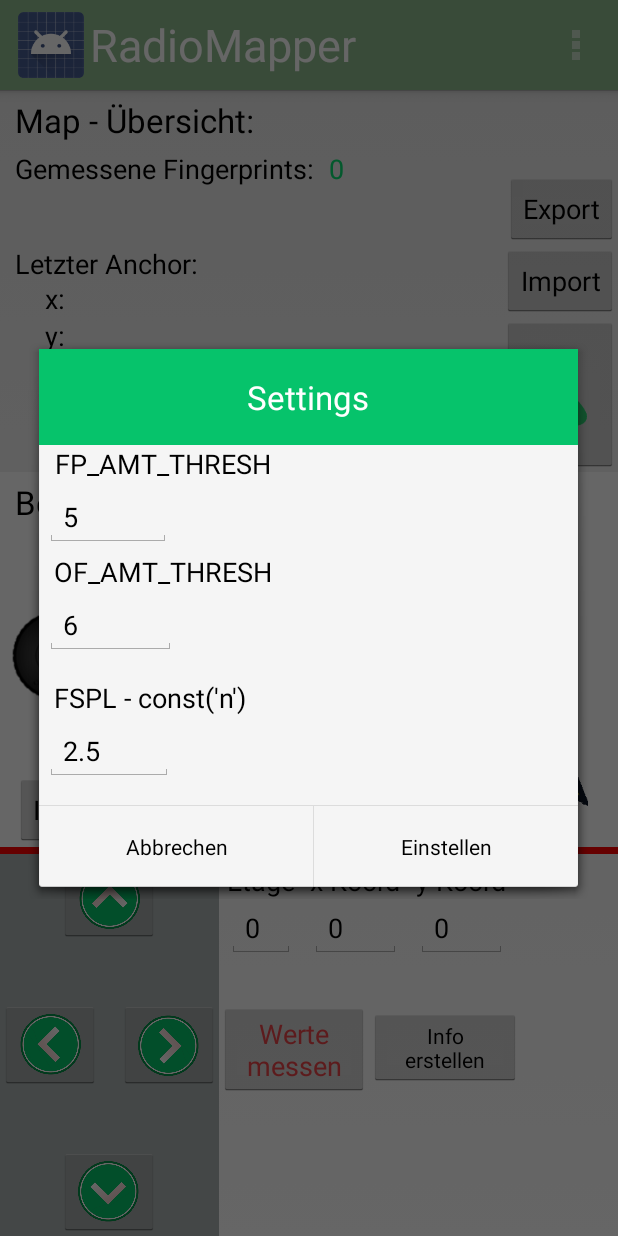
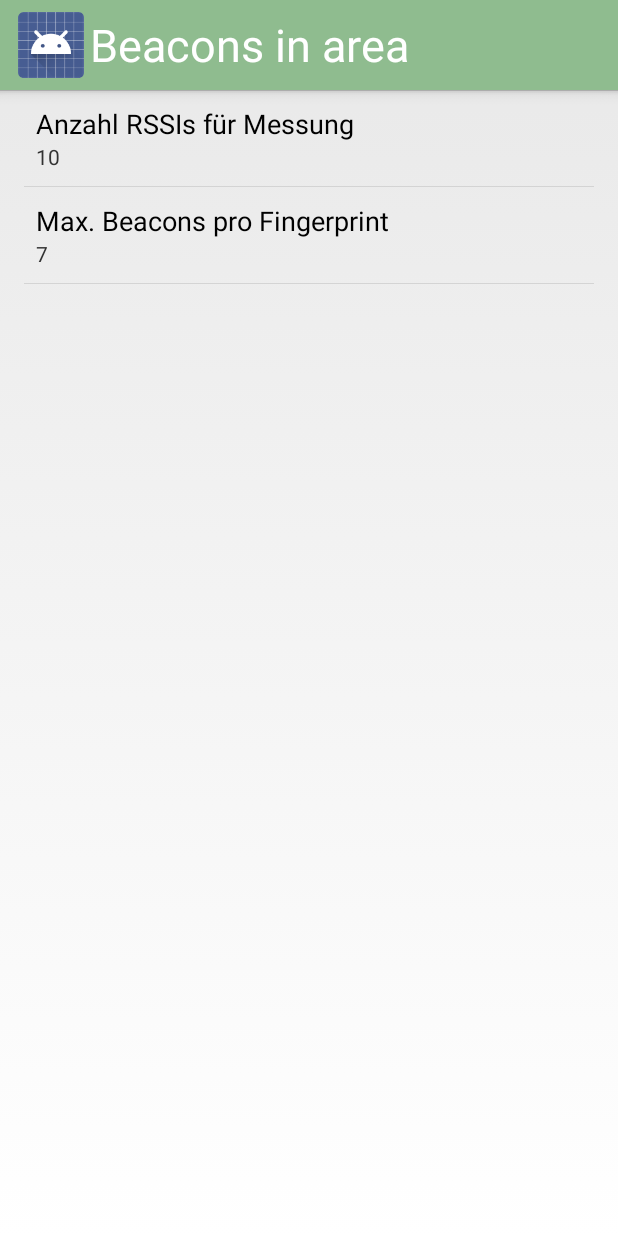
Before and after one commit to TomAussenhofer/ViibeNav_RadioMapper, an Android app: the MainActivity screen opened directly, with no data from a screen before it, in the options menu, after a tap on "Settings", on a phone screen of 412 x 824 dp. Run offline under Robolectric (Android 15) with nearby library versions, the phone set to English and light mode, and no system bars; 2 statements that could not run were skipped.

Commit message:
Shared Preferences hinzugefügt

```diff
--- a/app/src/main/java/de/beacon/tom/viibenav_radiomapper/controller/MainActivity.java
+++ b/app/src/main/java/de/beacon/tom/viibenav_radiomapper/controller/MainActivity.java
@@ -1,11 +1,13 @@
 package de.beacon.tom.viibenav_radiomapper.controller;
 
-import android.app.DialogFragment;
+import android.content.Intent;
+import android.content.SharedPreferences;
 import android.content.pm.PackageManager;
 import android.hardware.Sensor;
 import android.hardware.SensorEvent;
 import android.hardware.SensorEventListener;
 import android.os.Bundle;
+import android.preference.PreferenceManager;
 import android.view.Menu;
 import android.view.MenuItem;
 import android.view.View;
@@ -15,11 +17,11 @@ import android.widget.Toast;
 import de.beacon.tom.viibenav_radiomapper.R;
 import de.beacon.tom.viibenav_radiomapper.model.BluetoothScan;
 import de.beacon.tom.viibenav_radiomapper.model.Database;
+import de.beacon.tom.viibenav_radiomapper.model.Definitions;
 import de.beacon.tom.viibenav_radiomapper.model.ExportImportDB;
 import de.beacon.tom.viibenav_radiomapper.model.RadioMap;
 import de.beacon.tom.viibenav_radiomapper.model.SensorHelper;
 import de.beacon.tom.viibenav_radiomapper.model.WiFiConnector;
-import de.beacon.tom.viibenav_radiomapper.model.fragment.SettingsDialog;
 
 
 public class MainActivity extends ViibeActivity implements SensorEventListener {
@@ -39,6 +41,12 @@ public class MainActivity extends ViibeActivity implements SensorEventListener {
         getWindow().addFlags(WindowManager.LayoutParams.FLAG_KEEP_SCREEN_ON);
         setContentView(R.layout.activity_main);
 
+        SharedPreferences preferences = PreferenceManager.getDefaultSharedPreferences(this);
+        Definitions.MEASUREMENT_AMT_THRESHOLD = Integer.parseInt(preferences.getString(SettingsActivity.MEASUREMENT_AMT_THRESHOLD, "10"));
+        Definitions.MAX_BEACONS_FOR_MEASURE = Integer.parseInt(preferences.getString(SettingsActivity.MAX_BEACONS_FOR_MEASURE, "7"));
+
+        PreferenceManager.setDefaultValues(this, R.xml.preferences, false);
+
     }
 
     private void init(){
@@ -52,7 +60,6 @@ public class MainActivity extends ViibeActivity implements SensorEventListener {
         WiFiConnector.getConnector(this);
 
         sh = SensorHelper.getSensorHelper(this);
-
     }
 
     @Override
@@ -120,8 +127,10 @@ public class MainActivity extends ViibeActivity implements SensorEventListener {
         //noinspection SimplifiableIfStatement
         switch(id){
             case R.id.action_settings:
-                DialogFragment dialogFrag = new SettingsDialog();
-                dialogFrag.show(getFragmentManager(), "MySettingsDialogFg");
+//                DialogFragment dialogFrag = new SettingsDialog();
+//                dialogFrag.show(getFragmentManager(), "MySettingsDialogFg");
+                Intent intent = new Intent(this, SettingsActivity.class);
+                startActivityForResult(intent, 1);
                 break;
         }
 
--- /dev/null
+++ b/app/src/main/java/de/beacon/tom/viibenav_radiomapper/controller/SettingsActivity.java
@@ -0,0 +1,78 @@
+package de.beacon.tom.viibenav_radiomapper.controller;
+
+import android.app.Activity;
+import android.content.SharedPreferences;
+import android.os.Bundle;
+import android.preference.EditTextPreference;
+import android.preference.Preference;
+import android.preference.PreferenceFragment;
+
+import de.beacon.tom.viibenav_radiomapper.R;
+import de.beacon.tom.viibenav_radiomapper.model.Definitions;
+
+/**
+ * Created by TomTheBomb on 21.09.2015.
+ */
+public class SettingsActivity extends Activity{
+
+    public static final String MEASUREMENT_AMT_THRESHOLD = "pref_amtRSSIsForMeasure";
+    public static final String MAX_BEACONS_FOR_MEASURE = "pref_amtRSSIsForMeasure";
+
+    @Override
+    public void onCreate(Bundle savedInstanceState) {
+        super.onCreate(savedInstanceState);
+
+        SettingsFragment sf = new SettingsFragment();
+        // Display the fragment as the main content.
+        getFragmentManager().beginTransaction()
+                .replace(android.R.id.content,sf )
+                .commit();
+    }
+
+    public static class SettingsFragment extends PreferenceFragment implements SharedPreferences.OnSharedPreferenceChangeListener {
+
+        @Override
+        public void onCreate(Bundle savedInstanceState) {
+            super.onCreate(savedInstanceState);
+            addPreferencesFromResource(R.xml.preferences);
+
+            final EditTextPreference amt_for_Measure = (EditTextPreference) findPreference("pref_amtRSSIsForMeasure");
+            amt_for_Measure.setSummary(amt_for_Measure.getText());
+
+            final EditTextPreference max_Beacons_for_Measure = (EditTextPreference) findPreference("pref_maxBeaconsForMeasure");
+            max_Beacons_for_Measure.setSummary(max_Beacons_for_Measure.getText());
+        }
+
+        @Override
+        public void onSharedPreferenceChanged(SharedPreferences sharedPreferences, String key) {
+            Preference pref = findPreference(key);
+            if (pref instanceof EditTextPreference) {
+                EditTextPreference etp = (EditTextPreference) pref;
+                pref.setSummary(etp.getText());
+
+                if(etp.equals(findPreference("pref_amtRSSIsForMeasure"))) {
+                    Definitions.MEASUREMENT_AMT_THRESHOLD = Integer.parseInt(sharedPreferences.getString(SettingsActivity.MEASUREMENT_AMT_THRESHOLD, "10"));
+                }
+
+                if(etp.equals(findPreference("pref_amtRSSIsForMeasure"))) {
+                    Definitions.MAX_BEACONS_FOR_MEASURE = Integer.parseInt(sharedPreferences.getString(SettingsActivity.MAX_BEACONS_FOR_MEASURE, "7"));
+                }
+            }
+        }
+
+        @Override
+        public void onResume() {
+            super.onResume();
+            getPreferenceManager().getSharedPreferences().registerOnSharedPreferenceChangeListener(this);
+
+        }
+
+        @Override
+        public void onPause() {
+            getPreferenceManager().getSharedPreferences().unregisterOnSharedPreferenceChangeListener(this);
+            super.onPause();
+        }
+
+
+    }
+}
--- a/app/src/main/java/de/beacon/tom/viibenav_radiomapper/model/Definitions.java
+++ b/app/src/main/java/de/beacon/tom/viibenav_radiomapper/model/Definitions.java
@@ -10,7 +10,9 @@ public class Definitions {
      */
     public static  int ON_THE_FLY_AMT_THRESHOLD = 6;
 
-    public static  int MEASUREMENT_AMT_THRESHOLD = 5;
+    public static  int MEASUREMENT_AMT_THRESHOLD = 10;
+
+    public static  int MAX_BEACONS_FOR_MEASURE = 7;
 
     public static  float FSPL_ELEMENT = 2.5f;
 
--- a/app/src/main/res/values/strings.xml
+++ b/app/src/main/res/values/strings.xml
@@ -10,4 +10,8 @@
     <string name="environment">Umgebung</string>
     <string name="set">Einstellen</string>
     <string name="category">Kategorie</string>
+    <string name="amtRSSIsForMeasure">Anzahl RSSIs für Messung</string>
+    <string name="amtRSSIsForMeasureDefault">10</string>
+    <string name="maxBeaconsForMeasure">Max. Beacons pro Fingerprint</string>
+    <string name="maxBeaconsForMeasureDefault">7</string>
 </resources>
--- /dev/null
+++ b/app/src/main/res/xml/preferences.xml
@@ -0,0 +1,22 @@
+<?xml version="1.0" encoding="utf-8"?>
+<PreferenceScreen xmlns:android="http://schemas.android.com/apk/res/android">
+
+    <EditTextPreference
+        android:key="pref_amtRSSIsForMeasure"
+        android:title="@string/amtRSSIsForMeasure"
+        android:dialogTitle="@string/amtRSSIsForMeasure"
+        android:inputType="number"
+        android:maxLines="1"
+        android:defaultValue="@string/amtRSSIsForMeasureDefault"
+        android:summary="%s"/>
+
+    <EditTextPreference
+        android:key="pref_maxBeaconsForMeasure"
+        android:title="@string/maxBeaconsForMeasure"
+        android:dialogTitle="@string/maxBeaconsForMeasure"
+        android:inputType="number"
+        android:maxLines="1"
+        android:defaultValue="@string/maxBeaconsForMeasureDefault"
+        android:summary="%s"/>
+
+</PreferenceScreen>
```
Also changed, not shown: app/src/main/AndroidManifest.xml (+10 -0 lines).
